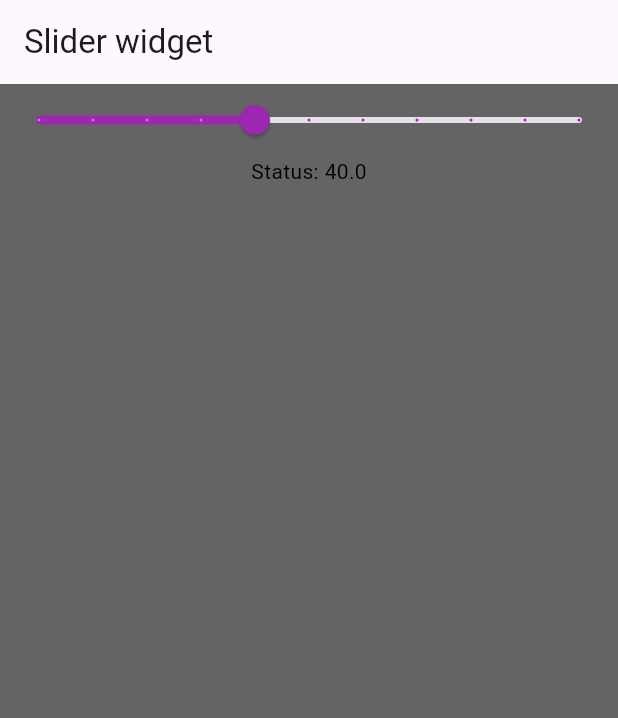
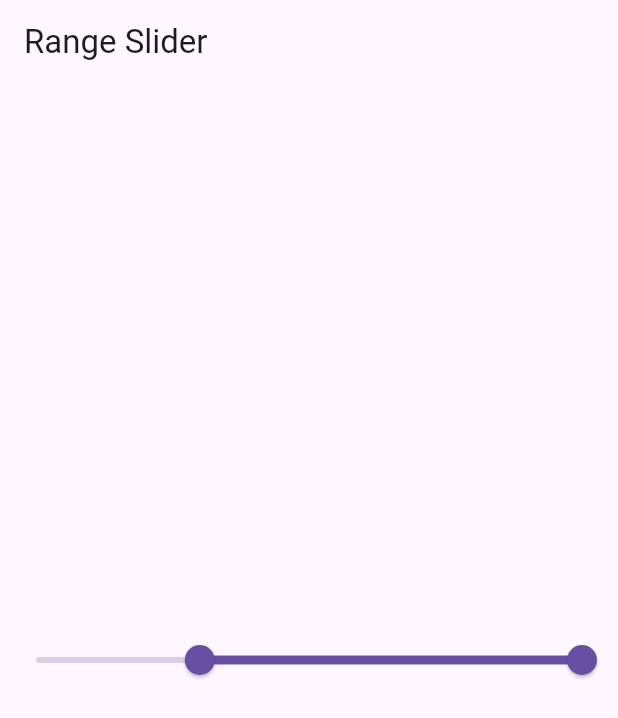
Before and after one commit to vaibhavt-nt/flutter_training, a Flutter app: the screen it shows after launch, on a phone screen of 412 x 824 dp. Shown: the top 718 px of the screen. Run offline on Flutter 3.47's test engine with Material 3 defaults, Android fonts, the light colour scheme and no system bars; key blocks and very long unbroken strings in the code were emptied for the run.

Commit message:
worked on range_slider

```diff
--- a/lib/main.dart
+++ b/lib/main.dart
@@ -8,6 +8,7 @@ import 'package:flutter_training/widgets/list_view.dart';
 import 'package:flutter_training/widgets/list_view_builder.dart';
 import 'package:flutter_training/widgets/mouse_region.dart';
 import 'package:flutter_training/widgets/page_view.dart';
+import 'package:flutter_training/widgets/range_slider.dart';
 import 'package:flutter_training/widgets/refresh_indicator.dart';
 import 'package:flutter_training/widgets/scroll_bar.dart';
 import 'package:flutter_training/widgets/silver_appbar.dart';
@@ -16,15 +17,15 @@ import 'package:flutter_training/widgets/tab_bar.dart';
 import 'package:flutter_training/widgets/table_view.dart';
 
 
-void main() => runApp(homepage());
+void main() => runApp(const homepage());
 class homepage extends StatelessWidget {
   const homepage({super.key});
 
   @override
   Widget build(BuildContext context) {
-    return MaterialApp(
+    return const MaterialApp(
       title: "my home page",
-      home: slider_widget(),
+      home: RangeSliderExample(),
     );
   }
 }
--- /dev/null
+++ b/lib/widgets/range_slider.dart
@@ -0,0 +1,33 @@
+import 'package:flutter/material.dart';
+import 'package:flutter_training/widgets/slider.dart';
+
+class RangeSliderExample extends StatefulWidget {
+  const RangeSliderExample({super.key});
+
+  @override
+  State<RangeSliderExample> createState() => _RangeSliderExampleState();
+}
+
+class _RangeSliderExampleState extends State<RangeSliderExample> {
+  // RangeValues _currentRangeValues = const RangeValues(40, 80);
+  double startValue = 30;
+  double endValue = 100;
+  String text = 'inicial';
+  @override
+  Widget build(BuildContext context) {
+    return Scaffold(
+        appBar: AppBar(
+          title: const Text("Range Slider"),
+        ),
+        body: RangeSlider(
+          onChanged: (value) {
+            setState(() {
+              startValue = value.start;
+              endValue = value.end;
+            });
+          },
+          values: RangeValues(startValue, endValue),
+          max: 100,
+        ));
+  }
+}
```
